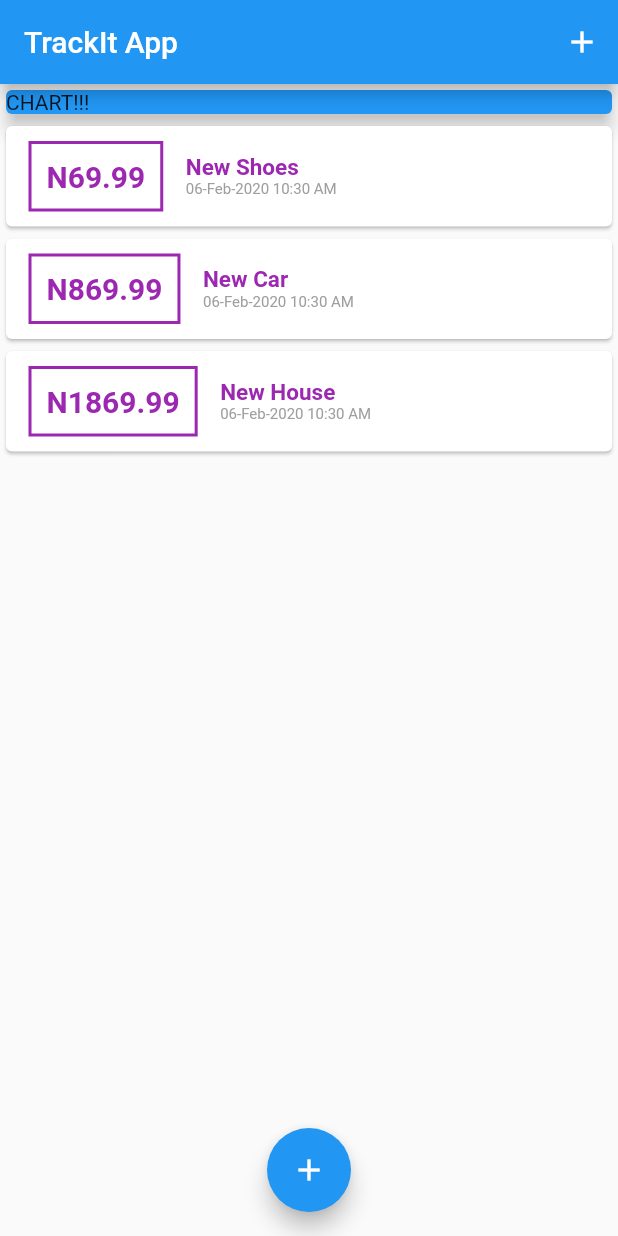
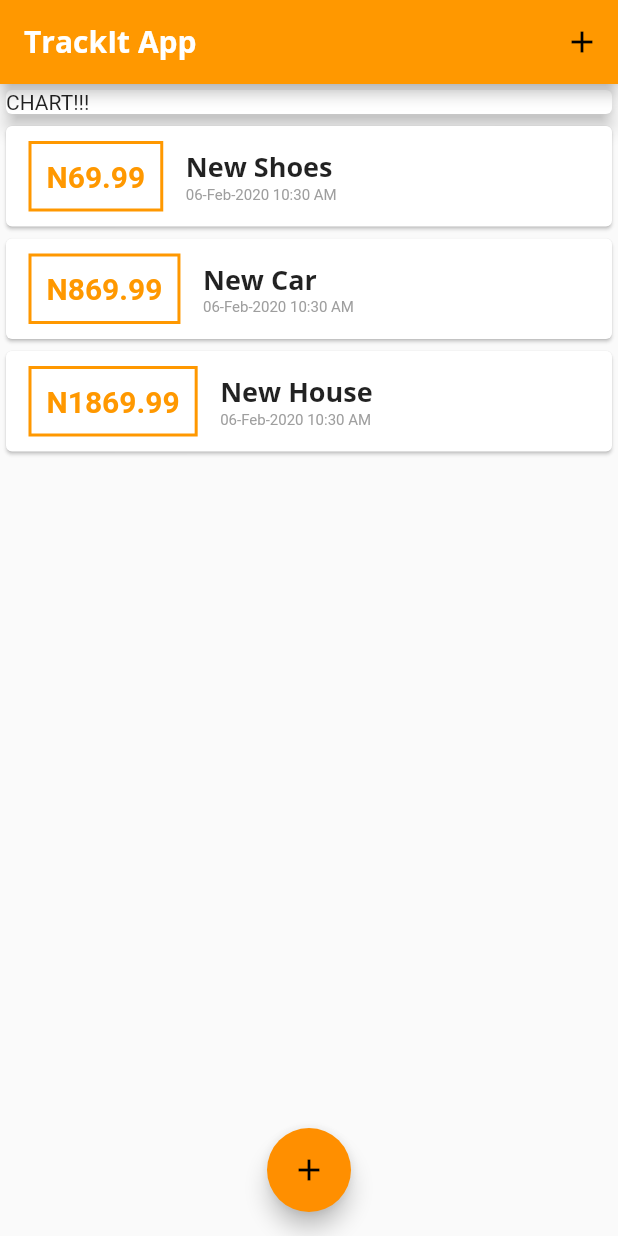
Before and after one commit to dharmykoya/expenseApp_mobile, a Flutter app: the screen it shows after launch, on a phone screen of 412 x 824 dp. Run offline on Flutter 3.47's test engine with Material 2 defaults, Android fonts, the phone set to English and light mode, and no system bars.

Commit message:
feature(color):adding more designs To add primary colors To add primary fonts

```diff
--- a/lib/main.dart
+++ b/lib/main.dart
@@ -10,6 +10,24 @@ class MyApp extends StatelessWidget {
   Widget build(BuildContext context) {
     return MaterialApp(
       title: 'Track it',
+      theme: ThemeData(
+          primarySwatch: Colors.orange,
+          accentColor: Colors.amber[800],
+          fontFamily: 'Quciksand',
+          textTheme: ThemeData.light().textTheme.copyWith(
+                title: TextStyle(
+                    fontFamily: 'OpenSans',
+                    fontWeight: FontWeight.bold,
+                    fontSize: 18),
+              ),
+          appBarTheme: AppBarTheme(
+            textTheme: ThemeData.light().textTheme.copyWith(
+                    title: TextStyle(
+                  fontFamily: 'OpenSans',
+                  fontSize: 20,
+                  fontWeight: FontWeight.bold,
+                )),
+          )),
       home: MyHomePage(),
     );
   }
@@ -74,7 +92,9 @@ class _MyHomePageState extends State<MyHomePage> {
   Widget build(BuildContext context) {
     return Scaffold(
       appBar: AppBar(
-        title: Text('TrackIt App'),
+        title: Text(
+          'TrackIt App',
+        ),
         actions: <Widget>[
           IconButton(
             icon: Icon(Icons.add),
@@ -90,7 +110,7 @@ class _MyHomePageState extends State<MyHomePage> {
             Container(
               width: double.infinity,
               child: Card(
-                color: Colors.blue,
+                // color: Colors.blue,
                 child: Text('CHART!!!'),
                 elevation: 5,
               ),
--- a/lib/widgets/transaction_list.dart
+++ b/lib/widgets/transaction_list.dart
@@ -1,7 +1,6 @@
 import 'package:flutter/material.dart';
 import 'package:intl/intl.dart';
 import '../models/transaction.dart';
-
 
 class TransactionList extends StatelessWidget {
   final List<Transaction> transactions;
@@ -24,7 +23,7 @@ class TransactionList extends StatelessWidget {
                   ),
                   decoration: BoxDecoration(
                     border: Border.all(
-                      color: Colors.purple,
+                      color: Theme.of(context).primaryColor,
                       width: 2,
                     ),
                   ),
@@ -34,7 +33,7 @@ class TransactionList extends StatelessWidget {
                     style: TextStyle(
                       fontWeight: FontWeight.bold,
                       fontSize: 20,
-                      color: Colors.purple,
+                      color: Theme.of(context).primaryColor,
                     ),
                   ),
                 ),
@@ -43,13 +42,11 @@ class TransactionList extends StatelessWidget {
                   children: <Widget>[
                     Text(
                       transactions[index].title,
-                      style: TextStyle(
-                          fontSize: 15,
-                          color: Colors.purple,
-                          fontWeight: FontWeight.bold),
+                      style: Theme.of(context).textTheme.title,
                     ),
                     Text(
-                      DateFormat('dd-MMM-yyy hh:mm a').format(transactions[index].date),
+                      DateFormat('dd-MMM-yyy hh:mm a')
+                          .format(transactions[index].date),
                       style: TextStyle(
                         fontSize: 10,
                         color: Colors.grey,
```
Also changed, not shown: pubspec.yaml (+13 -6 lines), assets/fonts/OpenSans-Bold.ttf (added), assets/fonts/OpenSans-Regular.ttf (added), assets/fonts/Quicksand-Bold.ttf (added), assets/fonts/Quicksand-Light.ttf (added), assets/fonts/Quicksand-Medium.ttf (added), assets/fonts/Quicksand-Regular.ttf (added).
